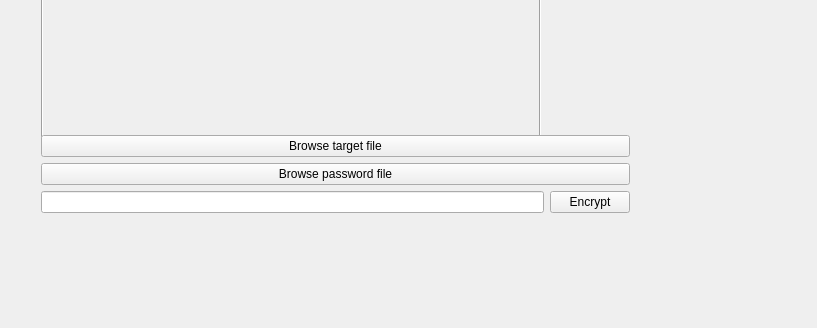
Before: the Qt Designer form ui/FileEncryptor/mainwidget.ui in AbsoDev/FileEncryptor, drawn with Qt 5; both pictures show x 0 to 817 and y 282 to 610 of the 817 by 610 pixel window.
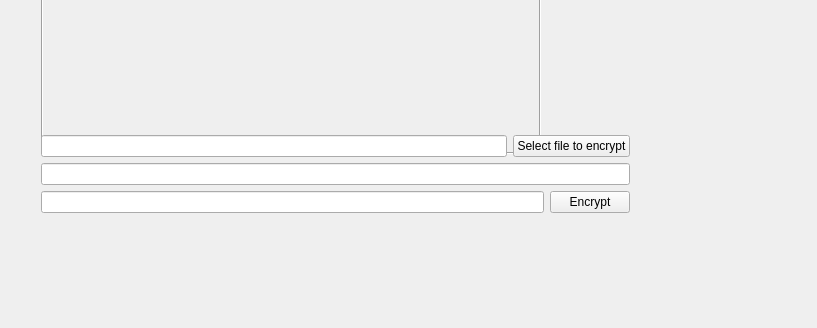
After: the same form once the commit is applied. Icons and pictures are not drawn.

Commit message: Password field added, improved UI

What changed in the file:
```diff
--- a/ui/FileEncryptor/mainwidget.ui
+++ b/ui/FileEncryptor/mainwidget.ui
@@ -76,18 +76,29 @@
     <item>
      <layout class="QVBoxLayout" name="verticalLayout">
       <item>
+       <layout class="QHBoxLayout" name="horizontalLayout_2">
+        <item>
+         <widget class="QLineEdit" name="lineEditTargetFile"/>
+        </item>
+        <item>
        <widget class="QPushButton" name="pushButtonBrowseTargetFile">
         <property name="text">
-         <string>Browse target file</string>
+           <string>Select file to encrypt</string>
         </property>
        </widget>
       </item>
+       </layout>
+      </item>
       <item>
-       <widget class="QPushButton" name="pushButtonBrowsePassFile">
-        <property name="text">
-         <string>Browse password file</string>
-        </property>
-       </widget>
+       <layout class="QHBoxLayout" name="horizontalLayout_3">
+        <item>
+         <widget class="QLineEdit" name="lineEdit_2">
+          <property name="echoMode">
+           <enum>QLineEdit::Password</enum>
+          </property>
+         </widget>
+        </item>
+       </layout>
       </item>
       <item>
        <layout class="QHBoxLayout" name="horizontalLayout">
```
Lines whose indentation alone changed are shown as unchanged. The commit also changes 2 other files.
